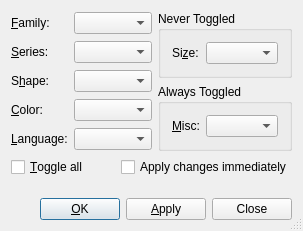
This is src/frontends/qt4/ui/QCharacterUi.ui in cburschka/lyx as Qt 5 draws it before an edit. The edited form follows.
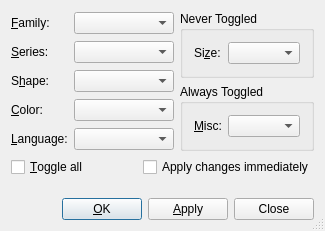
This is the edited form.

Commit message: * src/frontends/qt4/ui/QCharacterUi.ui: fix resize problem

Patch:
```diff
--- a/src/frontends/qt4/ui/QCharacterUi.ui
+++ b/src/frontends/qt4/ui/QCharacterUi.ui
@@ -8,7 +8,7 @@
    <rect>
     <x>0</x>
     <y>0</y>
-    <width>303</width>
+    <width>325</width>
     <height>231</height>
    </rect>
   </property>
@@ -67,6 +67,9 @@
          <property name="toolTip" >
           <string>Font shape</string>
          </property>
+         <property name="sizeAdjustPolicy" >
+          <enum>QComboBox::AdjustToContents</enum>
+         </property>
         </widget>
        </item>
        <item row="2" column="0" >
@@ -95,6 +98,9 @@
          <property name="toolTip" >
           <string>Font series</string>
          </property>
+         <property name="sizeAdjustPolicy" >
+          <enum>QComboBox::AdjustToContents</enum>
+         </property>
         </widget>
        </item>
        <item row="4" column="1" >
@@ -110,6 +116,9 @@
          <property name="toolTip" >
           <string>Language</string>
          </property>
+         <property name="sizeAdjustPolicy" >
+          <enum>QComboBox::AdjustToContents</enum>
+         </property>
         </widget>
        </item>
        <item row="0" column="1" >
@@ -125,6 +134,9 @@
          <property name="toolTip" >
           <string>Font family</string>
          </property>
+         <property name="sizeAdjustPolicy" >
+          <enum>QComboBox::AdjustToContents</enum>
+         </property>
         </widget>
        </item>
        <item row="3" column="1" >
@@ -140,6 +152,9 @@
          <property name="toolTip" >
           <string>Font color</string>
          </property>
+         <property name="sizeAdjustPolicy" >
+          <enum>QComboBox::AdjustToContents</enum>
+         </property>
         </widget>
        </item>
        <item row="4" column="0" >
@@ -232,6 +247,9 @@
             <property name="toolTip" >
              <string>Font size</string>
             </property>
+            <property name="sizeAdjustPolicy" >
+             <enum>QComboBox::AdjustToContents</enum>
+            </property>
            </widget>
           </item>
          </layout>
@@ -267,6 +285,9 @@
             <property name="toolTip" >
              <string>Other font settings</string>
             </property>
+            <property name="sizeAdjustPolicy" >
+             <enum>QComboBox::AdjustToContents</enum>
+            </property>
            </widget>
           </item>
          </layout>
```
Left out of the diff: 10 changed lines with no effect on the pictures.
